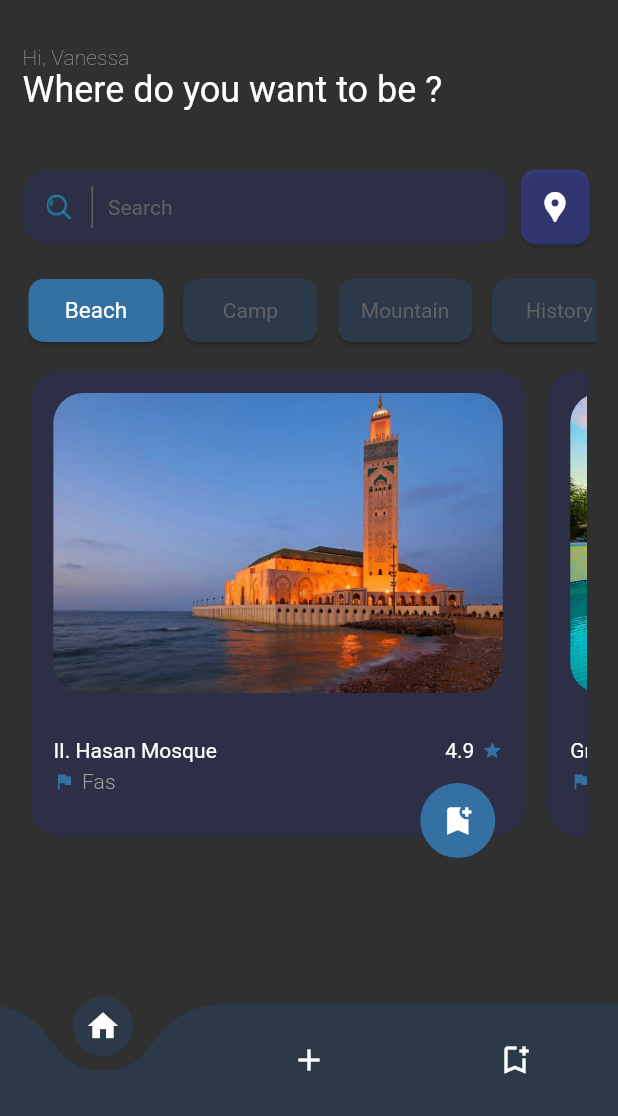
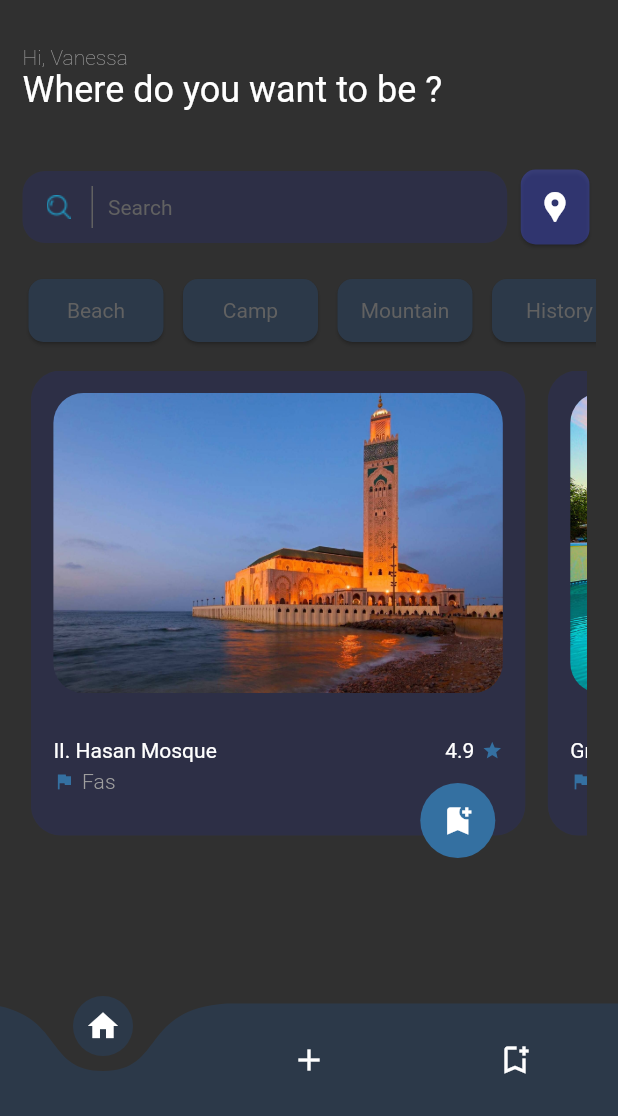
Before and after one commit to harunceelik1/bitirme_Projesi, a Flutter app: the screen it shows after launch, after a tap on "LOGIN", on a phone screen of 412 x 824 dp, the part 120-1236 px from its top. Run offline on Flutter 3.47's test engine with Material 2 defaults, Android fonts, the phone set to English and light mode, and no system bars; drawn by our look-alikes of curved_navigation_bar; our stand-ins replace chips_choice, go_router, google_nav_bar.

```diff
--- a/bitirme_projesi/lib/main.dart
+++ b/bitirme_projesi/lib/main.dart
@@ -1,13 +1,35 @@
+import 'package:bitirme_projesi/model/travel.dart';
 import 'package:bitirme_projesi/screen/heroScreen.dart';
 import 'package:bitirme_projesi/screen/homepage.dart';
 import 'package:bitirme_projesi/screen/loginScreen.dart';
 import 'package:bitirme_projesi/screen/logoScreen.dart';
+import 'package:bitirme_projesi/screen/mobileScreen.dart';
+import 'package:bitirme_projesi/screen/newScreen.dart';
 import 'package:bitirme_projesi/screen/registerScreen.dart';
 import 'package:flutter/material.dart';
+import 'package:go_router/go_router.dart';
 
 void main() {
   runApp(const MyApp());
 }
+
+// final _router = GoRouter(
+//   initialLocation: '/homepage',
+//   routes: [
+//     GoRoute(
+//       path: '/new',
+//       builder: (context, state) => NewScreen(),
+//     ),
+//     GoRoute(
+//       path: '/homepage',
+//       builder: (context, state) => HomePage(),
+//     ),
+//      GoRoute(
+//       path: '/hero/:travel',
+//       builder: (context, state) => HeroScreen(travel: state.params['travel'],),
+//     ),
+//   ],
+// );
 
 class MyApp extends StatelessWidget {
   const MyApp({super.key});
@@ -16,7 +38,9 @@ class MyApp extends StatelessWidget {
   @override
   Widget build(BuildContext context) {
     return MaterialApp(
+      // materialapp.router yapıp configi aç kullanırken GOROUTERİ
       title: 'Travel App',
+      // routerConfig: _router,
       debugShowCheckedModeBanner: false,
       darkTheme: ThemeData(
         brightness: Brightness.dark,
@@ -27,7 +51,7 @@ class MyApp extends StatelessWidget {
         '/registerScreen': (context) => RegisterScreen(),
       },
       themeMode: ThemeMode.dark,
-      // theme: ThemeData.dark(),
+      theme: ThemeData.dark(),
       home: LoginScreen(),
     );
   }
--- a/bitirme_projesi/lib/model/Colors.dart
+++ b/bitirme_projesi/lib/model/Colors.dart
@@ -9,4 +9,5 @@ class screenColor {
   static Color unselectColor = Color.fromARGB(255, 44, 57, 73);
   static Color transparent = Colors.transparent;
   static Color cardsColor = Color.fromARGB(27, 24, 43, 255);
+  static Color loginIcon = Color(0xff058cc0);
 }
--- a/bitirme_projesi/lib/screen/heroScreen.dart
+++ b/bitirme_projesi/lib/screen/heroScreen.dart
@@ -4,8 +4,6 @@ import 'package:bitirme_projesi/model/Colors.dart';
 import 'package:bitirme_projesi/model/travel.dart';
 import 'package:bitirme_projesi/screen/homepage.dart';
 import 'package:flutter/material.dart';
-import 'package:flutter/src/widgets/container.dart';
-import 'package:flutter/src/widgets/framework.dart';
 
 class HeroScreen extends StatefulWidget {
   final Travel travel;
--- a/bitirme_projesi/lib/screen/loginScreen.dart
+++ b/bitirme_projesi/lib/screen/loginScreen.dart
@@ -1,4 +1,5 @@
 import 'package:bitirme_projesi/model/Colors.dart';
+import 'package:bitirme_projesi/widget/inputWidget.dart';
 import 'package:flutter/material.dart';
 import 'package:flutter/src/widgets/container.dart';
 import 'package:flutter/src/widgets/framework.dart';
@@ -36,7 +37,10 @@ class _LoginScreenState extends State<LoginScreen> {
                   ),
                   color: new Color(0xff1f3b83),
                   gradient: LinearGradient(
-                    colors: [(new Color(0xff1f3b83)), new Color(0xff058cc0)],
+                    colors: [
+                      (new Color(0xff1f3b83)),
+                      new Color(0xff058cc0),
+                    ],
                     begin: Alignment.topCenter,
                     end: Alignment.bottomCenter,
                   ),
@@ -53,6 +57,7 @@ class _LoginScreenState extends State<LoginScreen> {
                               image: AssetImage("images/tw.png"),
                               fit: BoxFit.cover)),
                     ),
+                    // ignore: prefer_const_constructors
                     Padding(
                       padding: const EdgeInsets.symmetric(horizontal: 30),
                       child: Text(
@@ -66,15 +71,19 @@ class _LoginScreenState extends State<LoginScreen> {
               SizedBox(
                 height: 70,
               ),
-              input(
+              // ignore: prefer_const_constructors
+              InputWidget(
                 icon: Icons.email,
                 text: "Enter Email",
                 obscureText: false,
+                showImage: false,
               ),
-              input(
+              // ignore: prefer_const_constructors
+              InputWidget(
                 icon: Icons.vpn_key,
                 text: "Password",
                 obscureText: true,
+                showImage: true,
               ),
               Container(
                 margin: EdgeInsets.only(right: 20, top: 20),
@@ -142,43 +151,3 @@ class _LoginScreenState extends State<LoginScreen> {
     );
   }
 }
-
-class input extends StatelessWidget {
-  final String text;
-  final IconData icon;
-  final bool obscureText;
-  const input({
-    Key? key,
-    required this.text,
-    required this.icon,
-    required this.obscureText,
-  }) : super(key: key);
-
-  @override
-  Widget build(BuildContext context) {
-    return Container(
-      margin: EdgeInsets.only(left: 20, right: 20, bottom: 10),
-      padding: EdgeInsets.only(left: 20, right: 20),
-      decoration: BoxDecoration(
-        borderRadius: BorderRadius.circular(50),
-        color: Colors.grey.shade800.withOpacity(0.5),
-      ),
-      alignment: Alignment.center,
-      // ignore: prefer_const_constructors
-      child: TextField(
-        cursorColor: screenColor.grey,
-        obscureText: obscureText,
-        // ignore: prefer_const_constructors
-        decoration: InputDecoration(
-          icon: Icon(
-            icon,
-            color: Color(0xff058cc0),
-          ),
-          hintText: text,
-          focusedBorder: InputBorder.none,
-          enabledBorder: InputBorder.none,
-        ),
-      ),
-    );
-  }
-}
--- a/bitirme_projesi/lib/widget/bottomNav.dart
+++ b/bitirme_projesi/lib/widget/bottomNav.dart
@@ -1,6 +1,7 @@
 import 'package:bitirme_projesi/model/Colors.dart';
 import 'package:curved_navigation_bar/curved_navigation_bar.dart';
 import 'package:flutter/material.dart';
+import 'package:go_router/go_router.dart';
 import 'package:google_nav_bar/google_nav_bar.dart';
 
 class bottomNavigation extends StatelessWidget {
@@ -20,7 +21,14 @@ class bottomNavigation extends StatelessWidget {
       animationDuration: Duration(milliseconds: 500),
       items: [
         Icon(Icons.home),
-        Icon(Icons.add),
+        InkWell(
+            onTap: () {
+              // context.go('/new');
+              context.push('/new');
+
+              setState() {}
+            },
+            child: Icon(Icons.add)),
         Icon(Icons.bookmark_add_outlined),
       ],
       onTap: (index) {
--- a/bitirme_projesi/lib/widget/category.dart
+++ b/bitirme_projesi/lib/widget/category.dart
@@ -3,6 +3,7 @@ import 'dart:developer';
 import 'package:bitirme_projesi/model/Colors.dart';
 import 'package:bitirme_projesi/model/travel.dart';
 import 'package:bitirme_projesi/widget/list.dart';
+import 'package:chips_choice/chips_choice.dart';
 import 'package:flutter/material.dart';
 import 'package:flutter/src/widgets/container.dart';
 import 'package:flutter/src/widgets/framework.dart';
@@ -16,16 +17,24 @@ class Categories extends StatefulWidget {
   State<Categories> createState() => _CategoriesState();
 }
 
-List category1 = [];
+class _CategoriesState extends State<Categories> {
+  List<String> tags = [];
+  int tag = -1;
+  List<String> options = [
+    "Beach",
+    "Camp",
+    "Mountain",
+    "History",
+  ];
 
-class _CategoriesState extends State<Categories> {
   List<Map<String, dynamic>> categoriesList = [
     {"id": 'Beach'},
     {"id": 'Camp'},
     {"id": 'Mountain'},
     {"id": 'History'},
   ];
-  int selectItem = 0;
+  int selectItem = -1;
+
   @override
   Widget build(BuildContext context) {
     final height = MediaQuery.of(context).size.height;
@@ -33,7 +42,9 @@ class _CategoriesState extends State<Categories> {
 
     return Padding(
       padding: const EdgeInsets.symmetric(horizontal: 15),
-      child: Container(
+      child: Column(
+        children: [
+          Container(
             height: 50,
             child: ListView.separated(
                 shrinkWrap: true,
@@ -43,8 +54,8 @@ class _CategoriesState extends State<Categories> {
                       onTap: () {
                         setState(() {
                           selectItem = index;
-                      // deneme = categoriesList[index]["id"];
-                      // print(deneme);
+                          var deneme = categoriesList[index]["id"];
+                          print(deneme);
                         });
                         widget.filterTravel(categoriesList[index]["id"], false);
                       },
@@ -76,6 +87,17 @@ class _CategoriesState extends State<Categories> {
                     ),
                 itemCount: categoriesList.length),
           ),
+          // ChipsChoice<String>.multiple(
+          //   value: tags,
+          //   onChanged: (val) => setState(() => tags = val),
+          //   choiceItems: C2Choice.listFrom(
+          //     source: options,
+          //     value: (i, v) => v,
+          //     label: (i, v) => v,
+          //   ),
+          // ),
+        ],
+      ),
     );
   }
 }
--- /dev/null
+++ b/bitirme_projesi/lib/widget/inputWidget.dart
@@ -0,0 +1,64 @@
+import 'package:bitirme_projesi/model/Colors.dart';
+import 'package:flutter/material.dart';
+
+class InputWidget extends StatefulWidget {
+  final String text;
+  final IconData icon;
+  final bool obscureText;
+  final bool showImage;
+
+  const InputWidget({
+    Key? key,
+    required this.text,
+    required this.icon,
+    required this.obscureText,
+    required this.showImage,
+  }) : super(key: key);
+
+  @override
+  _InputWidgetState createState() => _InputWidgetState();
+}
+
+class _InputWidgetState extends State<InputWidget> {
+  bool _obscureText = false;
+
+  @override
+  Widget build(BuildContext context) {
+    return Container(
+      margin: EdgeInsets.only(left: 20, right: 20, bottom: 10),
+      padding: EdgeInsets.only(left: 20, right: 20),
+      decoration: BoxDecoration(
+        borderRadius: BorderRadius.circular(50),
+        color: Colors.grey.shade800.withOpacity(0.5),
+      ),
+      alignment: Alignment.center,
+      child: TextField(
+        cursorColor: screenColor.grey,
+        obscureText: _obscureText,
+        decoration: InputDecoration(
+          icon: Icon(
+            widget.icon,
+            color: screenColor.loginIcon,
+          ),
+          hintText: widget.text,
+          focusedBorder: InputBorder.none,
+          enabledBorder: InputBorder.none,
+          suffixIcon: widget.showImage
+              ? InkWell(
+                  splashColor: screenColor.transparent,
+                  onTap: () {
+                    setState(() {
+                      _obscureText = !_obscureText;
+                    });
+                  },
+                  child: Icon(
+                    _obscureText ? Icons.visibility_off : Icons.visibility,
+                    color: screenColor.loginIcon,
+                  ),
+                )
+              : null,
+        ),
+      ),
+    );
+  }
+}
--- a/bitirme_projesi/lib/widget/locations.dart
+++ b/bitirme_projesi/lib/widget/locations.dart
@@ -4,6 +4,7 @@ import 'package:bitirme_projesi/model/Colors.dart';
 import 'package:bitirme_projesi/model/travel.dart';
 import 'package:bitirme_projesi/screen/heroScreen.dart';
 import 'package:flutter/material.dart';
+import 'package:go_router/go_router.dart';
 
 class Locations extends StatelessWidget {
   final Travel travel;
@@ -43,6 +44,7 @@ class Locations extends StatelessWidget {
                                 builder: ((context) => HeroScreen(
                                       travel: travel,
                                     ))));
+                        // GoRouter.of(context).push('/hero');
                       },
                       child: Hero(
                         tag: travel.image,
@@ -101,7 +103,7 @@ class Locations extends StatelessWidget {
                                   .textTheme
                                   .subtitle2
                                   ?.copyWith(
-                                      color: Colors.grey,
+                                      color: screenColor.grey,
                                       fontWeight: FontWeight.w300),
                             ),
                           ],
--- a/bitirme_projesi/lib/widget/titleWidget.dart
+++ b/bitirme_projesi/lib/widget/titleWidget.dart
@@ -20,7 +20,7 @@ class titleWidget extends StatelessWidget {
             children: [
               Text(
                 "Hi, Vanessa",
-                style: Theme.of(context).textTheme.subtitle2?.copyWith(
+                style: Theme.of(context).textTheme.bodyMedium?.copyWith(
                     color: Colors.grey.shade500, fontWeight: FontWeight.w200),
               ),
               Wrap(children: [
--- a/bitirme_projesi/pubspec.yaml
+++ b/bitirme_projesi/pubspec.yaml
@@ -40,6 +40,8 @@ dependencies:
   google_nav_bar: ^5.0.6
   curved_navigation_bar: ^1.0.3
   dio: ^4.0.6
+  chips_choice: ^3.0.0
+  go_router: ^6.5.0
 
 dev_dependencies:
   flutter_test:
```
Also changed, not shown: bitirme_projesi/lib/screen/homepage.dart (+0 -8 lines), bitirme_projesi/lib/screen/newScreen.dart (added, +33 -0 lines), bitirme_projesi/images/view.png (added), bitirme_projesi/pubspec.lock. Lines whose indentation alone changed are shown as unchanged.
